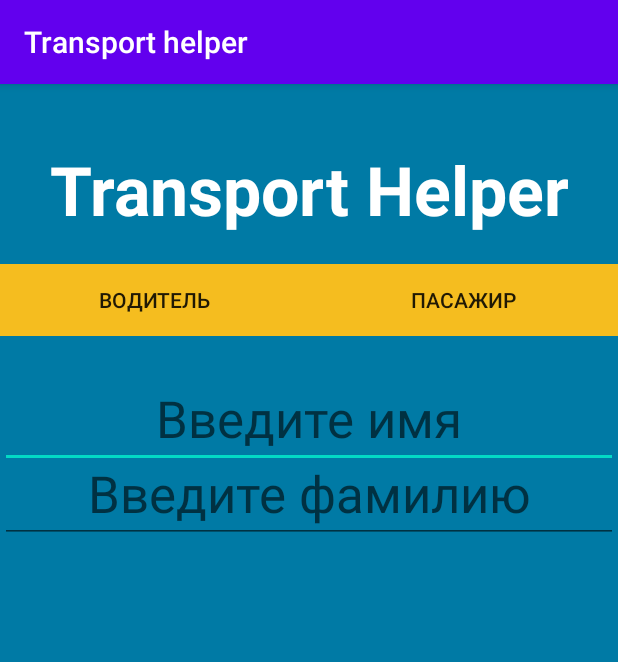
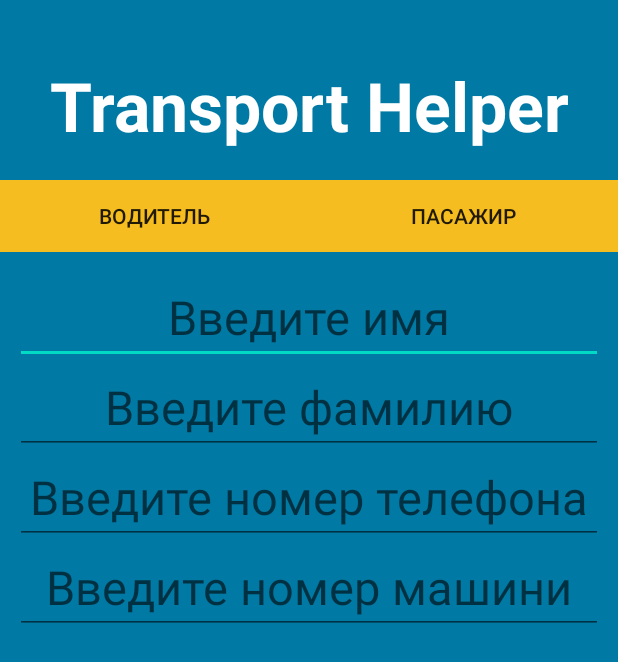
Before and after one commit to Artem1602/Transport_helper, an Android app: the screen it shows after launch (Login_activity), on a phone screen of 412 x 824 dp. Shown: the top 662 px of the screen. Run offline under Robolectric (Android 15) with nearby library versions, the phone set to English and light mode, and no system bars.

Commit message:
New login activity

```diff
--- a/app/src/main/res/layout/login_activity.xml
+++ b/app/src/main/res/layout/login_activity.xml
@@ -49,12 +49,14 @@
     <LinearLayout
         android:layout_width="match_parent"
         android:layout_height="wrap_content"
-        android:layout_marginTop="190dp">
+        android:layout_marginTop="180dp"
+        android:layout_marginLeft="10dp"
+        android:layout_marginRight="10dp">
     <EditText
     android:layout_width="match_parent"
         android:textAlignment="center"
     android:layout_height="match_parent"
-    android:textSize="34sp"
+    android:textSize="31sp"
     android:layout_gravity="center"
         android:layout_weight="1"
     android:hint="Введите имя"
@@ -64,14 +66,47 @@
     <LinearLayout
         android:layout_width="match_parent"
         android:layout_height="wrap_content"
-        android:layout_marginTop="240dp">
+        android:layout_marginTop="240dp"
+        android:layout_marginLeft="10dp"
+        android:layout_marginRight="10dp">
 
         <EditText
         android:layout_width="match_parent"
         android:layout_height="wrap_content"
         android:hint="Введите фамилию"
         android:textAlignment="center"
-        android:textSize="34sp" />
+        android:textSize="31sp" />
     </LinearLayout>
 
+    <LinearLayout
+        android:layout_width="match_parent"
+        android:layout_height="wrap_content"
+        android:layout_marginTop="300dp"
+        android:layout_marginLeft="10dp"
+        android:layout_marginRight="10dp">
+
+        <EditText
+            android:layout_width="match_parent"
+            android:layout_height="wrap_content"
+            android:hint="Введите номер телефона"
+            android:textAlignment="center"
+            android:textSize="31sp" />
+    </LinearLayout>
+
+    <LinearLayout
+        android:layout_width="match_parent"
+        android:layout_height="wrap_content"
+        android:layout_marginTop="360dp"
+        android:layout_marginLeft="10dp"
+        android:layout_marginRight="10dp">
+
+        <EditText
+            android:layout_width="match_parent"
+            android:layout_height="wrap_content"
+            android:hint="Введите номер машини"
+            android:textAlignment="center"
+            android:textSize="31sp" />
+    </LinearLayout>
+
+
 </RelativeLayout>
--- a/app/src/main/res/values/styles.xml
+++ b/app/src/main/res/values/styles.xml
@@ -1,7 +1,7 @@
 <resources>
 
     <!-- Base application theme. -->
-    <style name="AppTheme" parent="Theme.AppCompat.Light.DarkActionBar">
+    <style name="AppTheme" parent="Theme.AppCompat.Light.NoActionBar">
         <!-- Customize your theme here. -->
         <item name="colorPrimary">@color/colorPrimary</item>
         <item name="colorPrimaryDark">@color/colorPrimaryDark</item>
```
